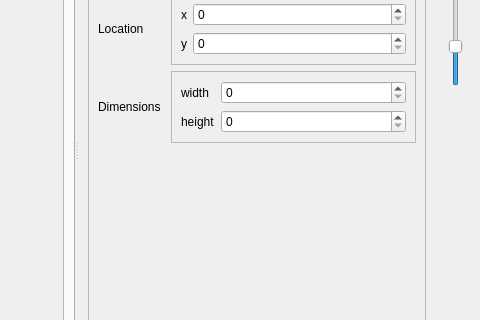
Old version of the form forms/regionmapeditor.ui in the repository huderlem/porymap; both pictures show x 477 to 957 and y 130 to 450 of the 957 by 535 pixel window.
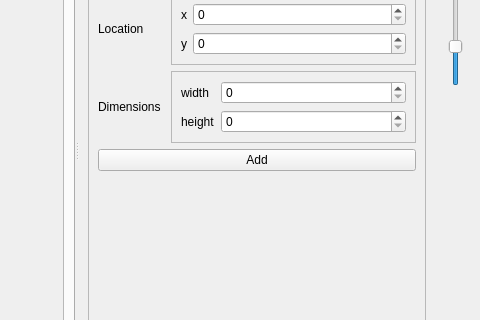
New version of the form. The open tabs and pages were chosen to show the change. Custom widgets are drawn as their Qt base class.

Commit message: add/remove map section entry in region map editor

Patch:
```diff
--- a/forms/regionmapeditor.ui
+++ b/forms/regionmapeditor.ui
@@ -1028,6 +1028,13 @@
               </item>
              </layout>
             </item>
+            <item>
+             <widget class="QPushButton" name="pushButton_entryActivate">
+              <property name="text">
+               <string>Add</string>
+              </property>
+             </widget>
+            </item>
             <item>
              <spacer name="verticalSpacer_4">
               <property name="orientation">
```
The commit also changes 6 other files.
